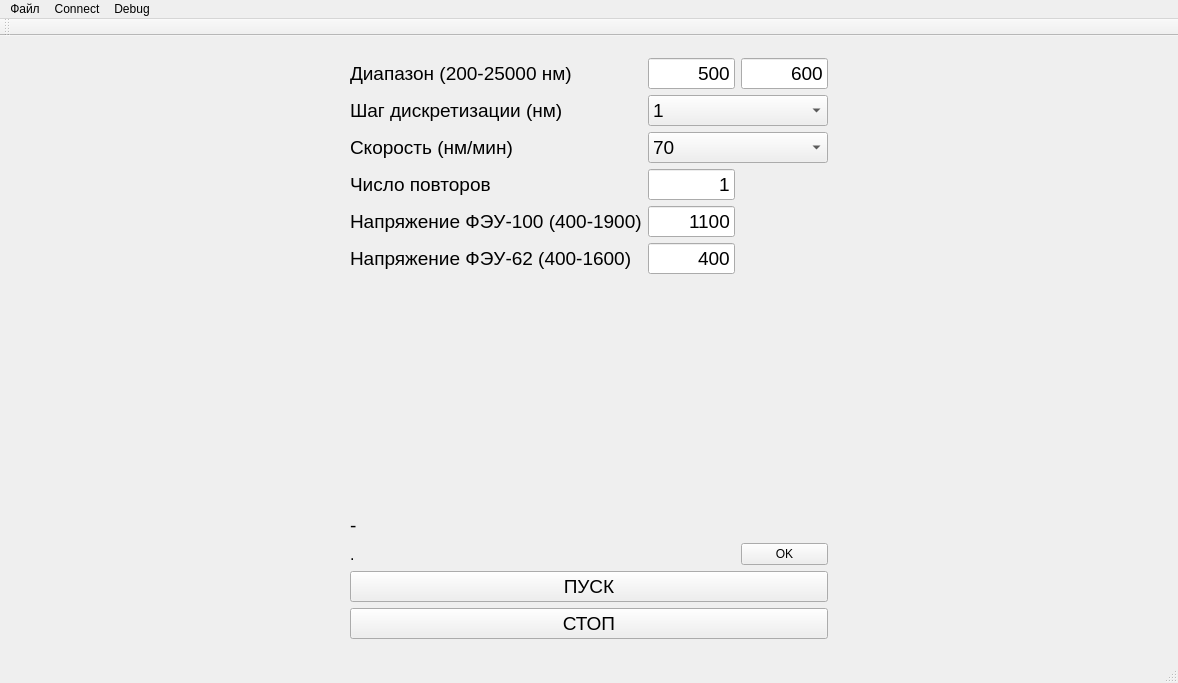
vixfwis/mdr, file mdr/ui/mono_ui_wnd.ui: the form before one commit.
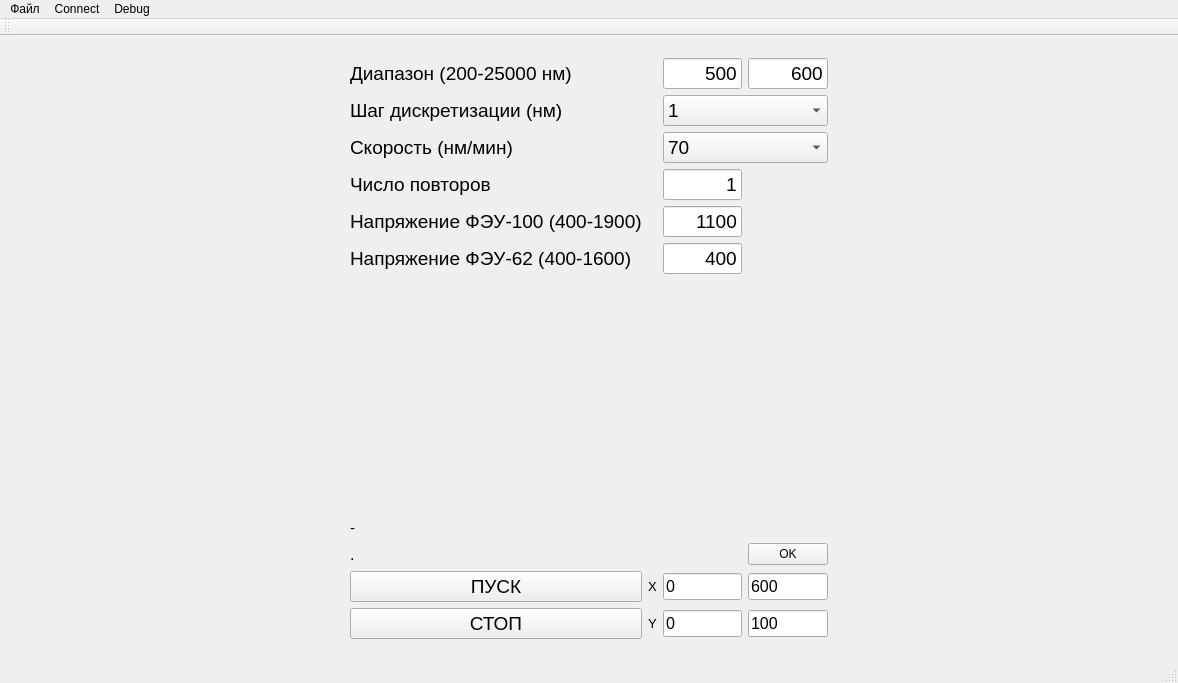
The form after the commit.

What changed in the file:
```diff
--- a/mdr/ui/mono_ui_wnd.ui
+++ b/mdr/ui/mono_ui_wnd.ui
@@ -27,6 +27,38 @@
        </size>
       </property>
       <layout class="QGridLayout" name="gridLayout">
+       <item row="10" column="4">
+        <widget class="QLineEdit" name="lineYMax">
+         <property name="minimumSize">
+          <size>
+           <width>20</width>
+           <height>0</height>
+          </size>
+         </property>
+         <property name="font">
+          <font>
+           <family>Arial</family>
+           <pointsize>12</pointsize>
+          </font>
+         </property>
+         <property name="text">
+          <string>100</string>
+         </property>
+        </widget>
+       </item>
+       <item row="7" column="1" colspan="4">
+        <widget class="QLabel" name="statusLabel_2">
+         <property name="font">
+          <font>
+           <family>Arial</family>
+           <pointsize>11</pointsize>
+          </font>
+         </property>
+         <property name="text">
+          <string>-</string>
+         </property>
+        </widget>
+       </item>
        <item row="3" column="1">
         <widget class="QLabel" name="label_4">
          <property name="font">
@@ -40,139 +72,7 @@
          </property>
         </widget>
        </item>
-       <item row="1" column="2" colspan="2">
-        <widget class="QComboBox" name="step">
-         <property name="font">
-          <font>
-           <family>Arial</family>
-           <pointsize>14</pointsize>
-          </font>
-         </property>
-         <property name="currentText">
-          <string>1</string>
-         </property>
-         <property name="currentIndex">
-          <number>5</number>
-         </property>
-         <item>
-          <property name="text">
-           <string>0.002</string>
-          </property>
-         </item>
-         <item>
-          <property name="text">
-           <string>0.01</string>
-          </property>
-         </item>
-         <item>
-          <property name="text">
-           <string>0.05</string>
-          </property>
-         </item>
-         <item>
-          <property name="text">
-           <string>0.1</string>
-          </property>
-         </item>
-         <item>
-          <property name="text">
-           <string>0.5</string>
-          </property>
-         </item>
-         <item>
-          <property name="text">
-           <string>1</string>
-          </property>
-         </item>
-         <item>
-          <property name="text">
-           <string>5</string>
-          </property>
-         </item>
-        </widget>
-       </item>
-       <item row="8" column="1" colspan="2">
-        <widget class="QLabel" name="statusLabel">
-         <property name="font">
-          <font>
-           <family>Arial</family>
-           <pointsize>12</pointsize>
-          </font>
-         </property>
-         <property name="text">
-          <string>.</string>
-         </property>
-        </widget>
-       </item>
-       <item row="10" column="1" colspan="3">
-        <widget class="QPushButton" name="btnStop">
-         <property name="font">
-          <font>
-           <family>Arial</family>
-           <pointsize>14</pointsize>
-          </font>
-         </property>
-         <property name="text">
-          <string>СТОП</string>
-         </property>
-        </widget>
-       </item>
-       <item row="1" column="1">
-        <widget class="QLabel" name="label">
-         <property name="font">
-          <font>
-           <family>Arial</family>
-           <pointsize>14</pointsize>
-          </font>
-         </property>
-         <property name="text">
-          <string>Шаг дискретизации (нм)</string>
-         </property>
-         <property name="alignment">
-          <set>Qt::AlignLeading|Qt::AlignLeft|Qt::AlignVCenter</set>
-         </property>
-        </widget>
-       </item>
-       <item row="6" column="1">
-        <spacer name="verticalSpacer">
-         <property name="orientation">
-          <enum>Qt::Vertical</enum>
-         </property>
-         <property name="sizeHint" stdset="0">
-          <size>
-           <width>20</width>
-           <height>40</height>
-          </size>
-         </property>
-        </spacer>
-       </item>
-       <item row="9" column="1" colspan="3">
-        <widget class="QPushButton" name="btnStart">
-         <property name="font">
-          <font>
-           <family>Arial</family>
-           <pointsize>14</pointsize>
-          </font>
-         </property>
-         <property name="text">
-          <string>ПУСК</string>
-         </property>
-        </widget>
-       </item>
-       <item row="0" column="1">
-        <widget class="QLabel" name="label_2">
-         <property name="font">
-          <font>
-           <family>Arial</family>
-           <pointsize>14</pointsize>
-          </font>
-         </property>
-         <property name="text">
-          <string>Диапазон (200-25000 нм)</string>
-         </property>
-        </widget>
-       </item>
-       <item row="3" column="2">
+       <item row="3" column="3">
         <widget class="QLineEdit" name="repeat">
          <property name="font">
           <font>
@@ -188,7 +88,14 @@
          </property>
         </widget>
        </item>
-       <item row="4" column="2">
+       <item row="8" column="4">
+        <widget class="QPushButton" name="statusBtn">
+         <property name="text">
+          <string>OK</string>
+         </property>
+        </widget>
+       </item>
+       <item row="4" column="3">
         <widget class="QLineEdit" name="voltagePEM1">
          <property name="font">
           <font>
@@ -204,35 +111,41 @@
          </property>
         </widget>
        </item>
-       <item row="5" column="2">
-        <widget class="QLineEdit" name="voltagePEM2">
+       <item row="10" column="3">
+        <widget class="QLineEdit" name="lineYMin">
+         <property name="minimumSize">
+          <size>
+           <width>20</width>
+           <height>0</height>
+          </size>
+         </property>
          <property name="font">
           <font>
            <family>Arial</family>
-           <pointsize>14</pointsize>
+           <pointsize>12</pointsize>
           </font>
          </property>
          <property name="text">
-          <string>400</string>
-         </property>
-         <property name="alignment">
-          <set>Qt::AlignRight|Qt::AlignTrailing|Qt::AlignVCenter</set>
+          <string>0</string>
          </property>
         </widget>
        </item>
-       <item row="0" column="3">
-        <widget class="QLineEdit" name="rangeHigh">
+       <item row="9" column="3">
+        <widget class="QLineEdit" name="lineXMin">
+         <property name="minimumSize">
+          <size>
+           <width>20</width>
+           <height>0</height>
+          </size>
+         </property>
          <property name="font">
           <font>
            <family>Arial</family>
-           <pointsize>14</pointsize>
+           <pointsize>12</pointsize>
           </font>
          </property>
          <property name="text">
-          <string>600</string>
-         </property>
-         <property name="alignment">
-          <set>Qt::AlignRight|Qt::AlignTrailing|Qt::AlignVCenter</set>
+          <string>0</string>
          </property>
         </widget>
        </item>
@@ -249,6 +162,48 @@
          </property>
         </widget>
        </item>
+       <item row="0" column="1">
+        <widget class="QLabel" name="label_2">
+         <property name="font">
+          <font>
+           <family>Arial</family>
+           <pointsize>14</pointsize>
+          </font>
+         </property>
+         <property name="text">
+          <string>Диапазон (200-25000 нм)</string>
+         </property>
+        </widget>
+       </item>
+       <item row="5" column="3">
+        <widget class="QLineEdit" name="voltagePEM2">
+         <property name="font">
+          <font>
+           <family>Arial</family>
+           <pointsize>14</pointsize>
+          </font>
+         </property>
+         <property name="text">
+          <string>400</string>
+         </property>
+         <property name="alignment">
+          <set>Qt::AlignRight|Qt::AlignTrailing|Qt::AlignVCenter</set>
+         </property>
+        </widget>
+       </item>
+       <item row="10" column="2">
+        <widget class="QLabel" name="label_8">
+         <property name="font">
+          <font>
+           <family>Arial</family>
+           <pointsize>10</pointsize>
+          </font>
+         </property>
+         <property name="text">
+          <string>Y</string>
+         </property>
+        </widget>
+       </item>
        <item row="5" column="1">
         <widget class="QLabel" name="label_6">
          <property name="font">
@@ -262,6 +217,19 @@
          </property>
         </widget>
        </item>
+       <item row="6" column="1">
+        <spacer name="verticalSpacer">
+         <property name="orientation">
+          <enum>Qt::Vertical</enum>
+         </property>
+         <property name="sizeHint" stdset="0">
+          <size>
+           <width>20</width>
+           <height>40</height>
+          </size>
+         </property>
+        </spacer>
+       </item>
        <item row="2" column="1">
         <widget class="QLabel" name="label_3">
          <property name="font">
@@ -275,14 +243,52 @@
          </property>
         </widget>
        </item>
-       <item row="8" column="3">
-        <widget class="QPushButton" name="statusBtn">
+       <item row="0" column="4">
+        <widget class="QLineEdit" name="rangeHigh">
+         <property name="font">
+          <font>
+           <family>Arial</family>
+           <pointsize>14</pointsize>
+          </font>
+         </property>
          <property name="text">
-          <string>OK</string>
+          <string>600</string>
          </property>
+         <property name="alignment">
+          <set>Qt::AlignRight|Qt::AlignTrailing|Qt::AlignVCenter</set>
+         </property>
         </widget>
        </item>
-       <item row="2" column="2" colspan="2">
+       <item row="10" column="1">
+        <widget class="QPushButton" name="btnStop">
+         <property name="font">
+          <font>
+           <family>Arial</family>
+           <pointsize>14</pointsize>
+          </font>
+         </property>
+         <property name="text">
+          <string>СТОП</string>
+         </property>
+        </widget>
+       </item>
+       <item row="0" column="3">
+        <widget class="QLineEdit" name="rangeLow">
+         <property name="font">
+          <font>
+           <family>Arial</family>
+           <pointsize>14</pointsize>
+          </font>
+         </property>
+         <property name="text">
+          <string>500</string>
+         </property>
+         <property name="alignment">
+          <set>Qt::AlignRight|Qt::AlignTrailing|Qt::AlignVCenter</set>
+         </property>
+        </widget>
+       </item>
+       <item row="2" column="3" colspan="2">
         <widget class="QComboBox" name="speed">
          <property name="font">
           <font>
@@ -333,24 +339,101 @@
          </item>
         </widget>
        </item>
-       <item row="0" column="2">
-        <widget class="QLineEdit" name="rangeLow">
+       <item row="8" column="1" colspan="3">
+        <widget class="QLabel" name="statusLabel">
          <property name="font">
           <font>
            <family>Arial</family>
+           <pointsize>12</pointsize>
+          </font>
+         </property>
+         <property name="text">
+          <string>.</string>
+         </property>
+        </widget>
+       </item>
+       <item row="9" column="2">
+        <widget class="QLabel" name="label_7">
+         <property name="font">
+          <font>
+           <family>Arial</family>
+           <pointsize>10</pointsize>
+          </font>
+         </property>
+         <property name="text">
+          <string>X</string>
+         </property>
+        </widget>
+       </item>
+       <item row="1" column="3" colspan="2">
+        <widget class="QComboBox" name="step">
+         <property name="font">
+          <font>
+           <family>Arial</family>
            <pointsize>14</pointsize>
           </font>
          </property>
+         <property name="currentText">
+          <string>1</string>
+         </property>
+         <property name="currentIndex">
+          <number>5</number>
+         </property>
+         <item>
+          <property name="text">
+           <string>0.002</string>
+          </property>
+         </item>
+         <item>
+          <property name="text">
+           <string>0.01</string>
+          </property>
+         </item>
+         <item>
+          <property name="text">
+           <string>0.05</string>
+          </property>
+         </item>
+         <item>
+          <property name="text">
+           <string>0.1</string>
+          </property>
+         </item>
+         <item>
+          <property name="text">
+           <string>0.5</string>
+          </property>
+         </item>
+         <item>
+          <property name="text">
+           <string>1</string>
+          </property>
+         </item>
+         <item>
+          <property name="text">
+           <string>5</string>
+          </property>
+         </item>
+        </widget>
+       </item>
+       <item row="1" column="1">
+        <widget class="QLabel" name="label">
+         <property name="font">
+          <font>
+           <family>Arial</family>
+           <pointsize>14</pointsize>
+          </font>
+         </property>
          <property name="text">
-          <string>500</string>
+          <string>Шаг дискретизации (нм)</string>
          </property>
          <property name="alignment">
-          <set>Qt::AlignRight|Qt::AlignTrailing|Qt::AlignVCenter</set>
+          <set>Qt::AlignLeading|Qt::AlignLeft|Qt::AlignVCenter</set>
          </property>
         </widget>
        </item>
-       <item row="7" column="1" colspan="3">
-        <widget class="QLabel" name="statusLabel_2">
+       <item row="9" column="1">
+        <widget class="QPushButton" name="btnStart">
          <property name="font">
           <font>
            <family>Arial</family>
@@ -358,7 +441,26 @@
           </font>
          </property>
          <property name="text">
-          <string>-</string>
+          <string>ПУСК</string>
+         </property>
+        </widget>
+       </item>
+       <item row="9" column="4">
+        <widget class="QLineEdit" name="lineXMax">
+         <property name="minimumSize">
+          <size>
+           <width>20</width>
+           <height>0</height>
+          </size>
+         </property>
+         <property name="font">
+          <font>
+           <family>Arial</family>
+           <pointsize>12</pointsize>
+          </font>
+         </property>
+         <property name="text">
+          <string>600</string>
          </property>
         </widget>
        </item>
```
